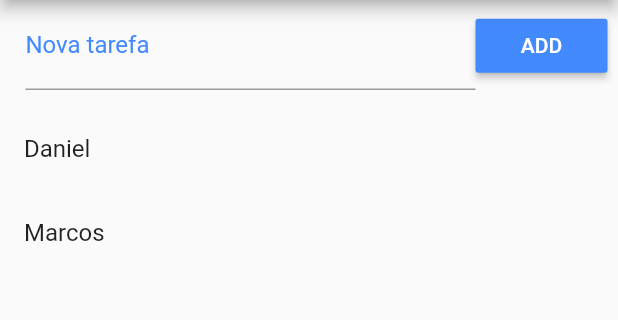
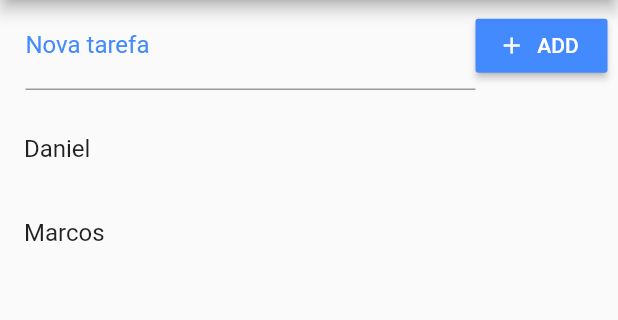
Before and after one commit to marcosradix/lista_de_tarefas, a Flutter app: the screen it shows after launch, after a tap on "ADD", on a phone screen of 412 x 824 dp, the part 84-404 px from its top. Run offline on Flutter 3.47's test engine with Material 2 defaults, Android fonts, the phone set to English and light mode, and no system bars.

Commit message:
mudando botão para com icone

```diff
--- a/lib/main.dart
+++ b/lib/main.dart
@@ -16,6 +16,19 @@ class Home extends StatefulWidget {
 }
 
 class _HomeState extends State<Home> {
+final myTodo = TextEditingController();
+
+ void addItemToList(){
+   if(  myTodo.text.isNotEmpty ){
+   setState(() {
+  _todoList.add(myTodo.text);
+    myTodo.text = "";
+   });
+   }
+
+}
+
+
   List _todoList = ['Daniel', 'Marcos'];
   @override
   Widget build(BuildContext context) {
@@ -33,16 +46,20 @@ class _HomeState extends State<Home> {
               children: <Widget>[
                 Expanded(
                   child: TextField(
+                    controller: myTodo,
                     decoration: InputDecoration(
                         labelText: 'Nova tarefa',
                         labelStyle: TextStyle(color: Colors.blueAccent)),
                   ),
                 ),
-                RaisedButton(
+                RaisedButton.icon(
+                  icon: const Icon(Icons.add, size: 18.0),
                   color: Colors.blueAccent,
-                  child: Text('ADD'),
+                  label: Text('ADD'),
                   textColor: Colors.white,
-                  onPressed: () {},
+                  onPressed: () {
+                    addItemToList();
+                  },
                 )
               ],
             ),
@@ -52,7 +69,9 @@ class _HomeState extends State<Home> {
               padding: EdgeInsets.only(top: 10.0),
               itemCount: _todoList.length,
               itemBuilder: (context, index) {
-                return ListTile(title: Text( _todoList[index]),);
+                return ListTile(
+                  title: Text(_todoList[index]),
+                );
               },
             ),
           )
```
